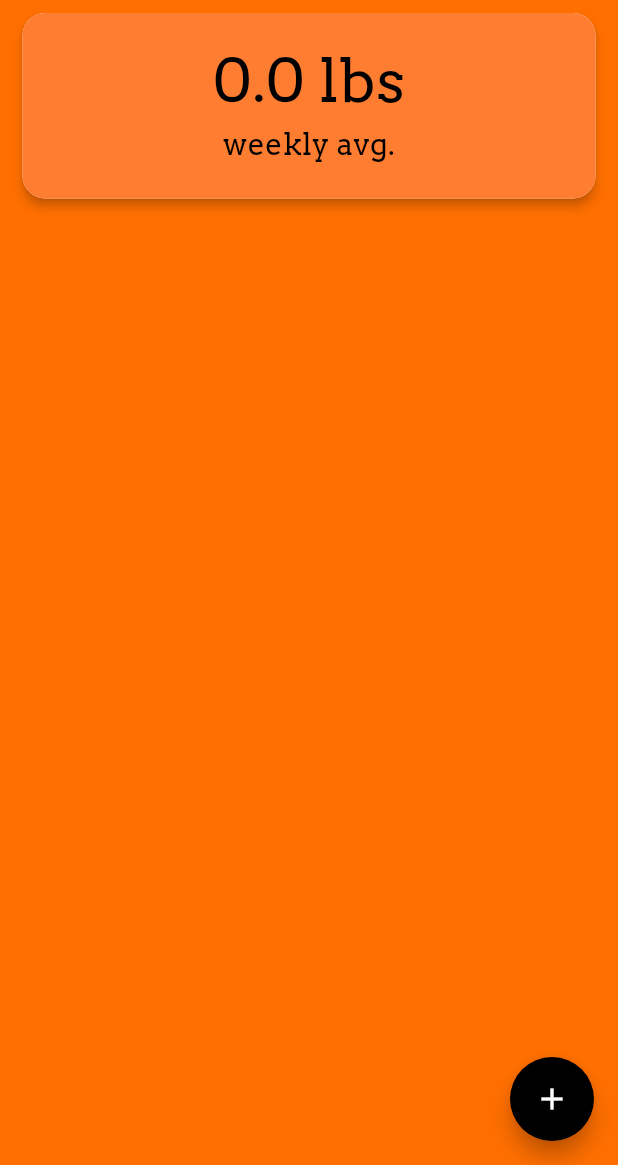
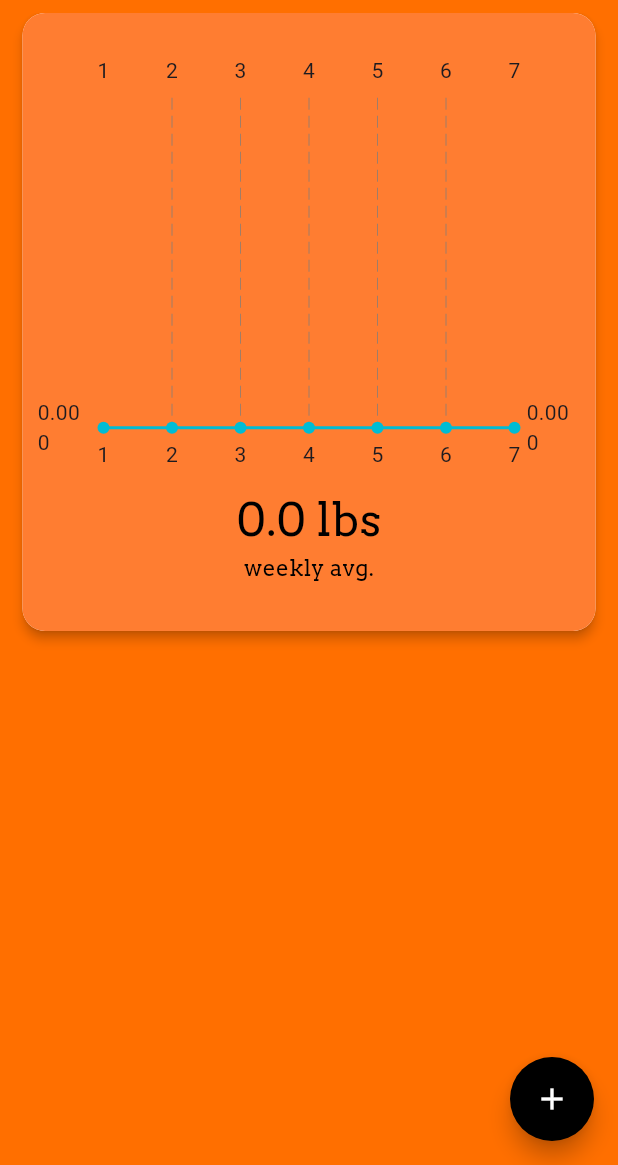
Before and after one commit to rahulg221/cut_calc_, a Flutter app: the screen it shows after launch, on a phone screen of 412 x 824 dp, the part 71-1236 px from its top. Run offline on Flutter 3.47's test engine with Material 2 defaults, Android fonts, the phone set to English and light mode, and no system bars; drawn by our look-alikes of fl_chart; our stand-ins replace sqflite; accounts and stored records are empty.

Commit message:
Add files via upload

```diff
--- a/lib/homepage.dart
+++ b/lib/homepage.dart
@@ -1,3 +1,4 @@
+import 'package:fl_chart/fl_chart.dart';
 import 'package:flutter/material.dart';
 import 'package:myjournal/sql_helper.dart';
 import 'package:intl/intl.dart';
@@ -23,6 +24,8 @@ class _MyHomePageState extends State<MyHomePage> {
   String fontStyle = 'Arvo';
 
   double weeklyAvg = 0.0;
+
+  List<double> week = [0, 0, 0, 0, 0, 0, 0];
 
   final TextEditingController _weightController = TextEditingController();
   final TextEditingController _noteController = TextEditingController();
@@ -59,6 +62,14 @@ class _MyHomePageState extends State<MyHomePage> {
 
     setState(() {
       weeklyAvg = avg;
+    });
+  }
+
+  Future<void> _weeklyLog() async {
+    setState(() async {
+      for (int i = 0; i < 6; i++) {
+        week[0] = await SQLHelper.getWeight(i);
+      }
     });
   }
 
@@ -140,6 +151,8 @@ class _MyHomePageState extends State<MyHomePage> {
 
                         _calculateAvg();
 
+                        _weeklyLog();
+
                         _weightController.clear();
                         _noteController.clear();
 
@@ -147,15 +160,17 @@ class _MyHomePageState extends State<MyHomePage> {
                         Navigator.of(context).pop();
                       },
                       child: Text('Add',
-                        style: TextStyle(fontSize: 20, fontFamily: fontStyle)),
+                          style:
+                              TextStyle(fontSize: 20, fontFamily: fontStyle)),
                     )
                   ],
-              )));
+                ),
+              ));
     }
   }
 
   Widget _logView() => Container(
-        height: MediaQuery.of(context).size.height * 0.7,
+        height: MediaQuery.of(context).size.height * 0.4,
         child: ListView.builder(
           itemCount: _logs.length,
           itemBuilder: (context, index) {
@@ -165,7 +180,6 @@ class _MyHomePageState extends State<MyHomePage> {
                 'currentDate']); // Assuming you're storing the date as a String
             final formattedDate =
                 DateFormat('MMM dd, yyyy').format(currentDate);
-
             return Card(
               elevation: 3.0,
               color: secondaryColor,
@@ -229,7 +243,7 @@ class _MyHomePageState extends State<MyHomePage> {
         elevation: 3.0, // Adjust the elevation value as needed
         borderRadius: BorderRadius.circular(15.0),
         child: Container(
-            height: MediaQuery.of(context).size.height * 0.15,
+            height: MediaQuery.of(context).size.height * 0.5,
             width: MediaQuery.of(context).size.width - 30,
             decoration: BoxDecoration(
               color: secondaryColor,
@@ -243,12 +257,32 @@ class _MyHomePageState extends State<MyHomePage> {
               ),
               child: Column(
                 children: [
+                  Container(
+                    padding: const EdgeInsets.all(10),
+                    width: double.infinity,
+                    height: 300,
+                    child: LineChart(
+                      LineChartData(
+                          borderData: FlBorderData(show: false),
+                          lineBarsData: [
+                            LineChartBarData(spots: [
+                              FlSpot(1, week[0]),
+                              FlSpot(2, week[1]),
+                              FlSpot(3, week[2]),
+                              FlSpot(4, week[3]),
+                              FlSpot(5, week[4]),
+                              FlSpot(6, week[5]),
+                              FlSpot(7, week[6]),
+                            ])
+                          ]),
+                    ),
+                  ),
                   Text(
                     '${weeklyAvg.toStringAsFixed(1)} lbs',
                     style: TextStyle(
                       fontWeight: FontWeight.w500,
                       color: Colors.black,
-                      fontSize: 40,
+                      fontSize: 30,
                       fontFamily: fontStyle,
                     ),
                   ),
@@ -257,7 +291,7 @@ class _MyHomePageState extends State<MyHomePage> {
                     style: TextStyle(
                       fontWeight: FontWeight.w500,
                       color: Colors.black,
-                      fontSize: 20,
+                      fontSize: 15,
                       fontFamily: fontStyle,
                     ),
                   ),
@@ -268,6 +302,7 @@ class _MyHomePageState extends State<MyHomePage> {
 
   Widget build(BuildContext context) {
     return Scaffold(
+      resizeToAvoidBottomInset: false,
       backgroundColor: primaryColor,
       appBar: AppBar(
         backgroundColor: primaryColor,
```
Also changed, not shown: lib/sql_helper.dart (+12 -0 lines). Lines whose indentation alone changed are shown as unchanged.
